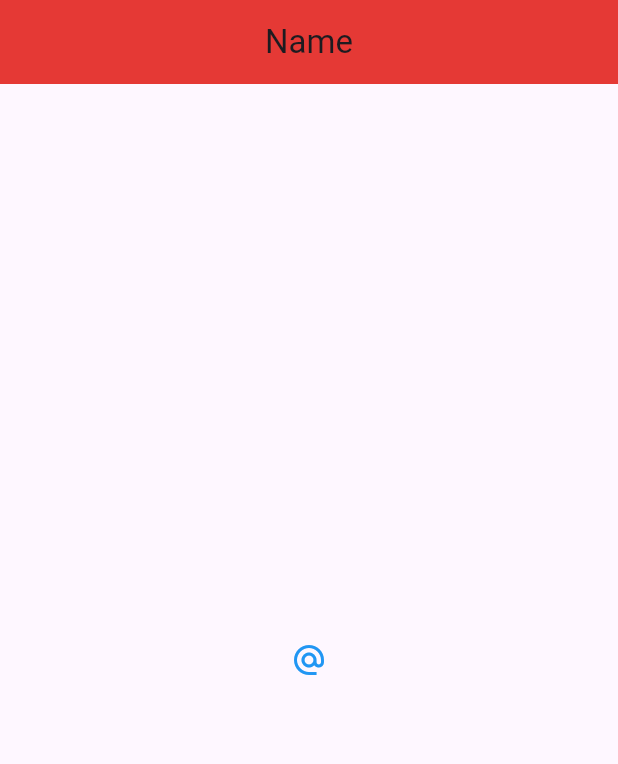
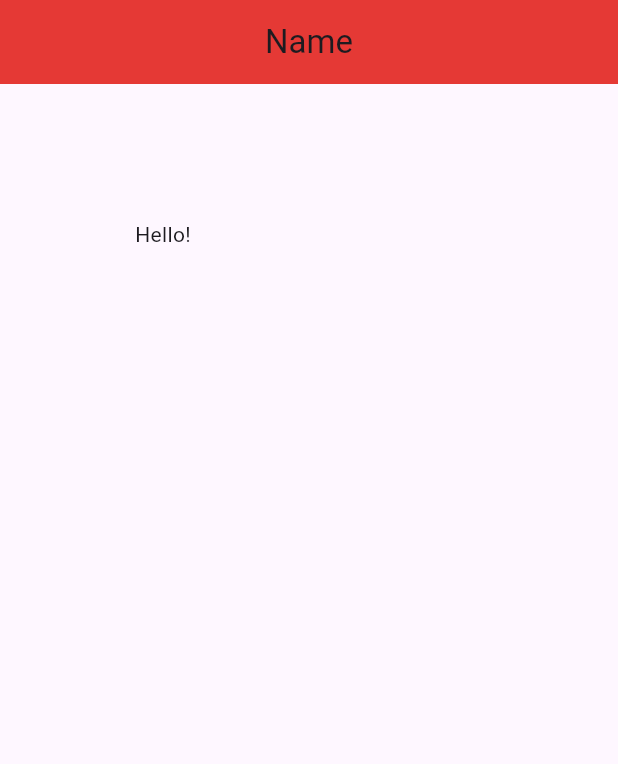
Before and after one commit to koggalage/Fultter_001, a Flutter app: the screen it shows after launch, on a phone screen of 412 x 824 dp. Shown: the top 764 px of the screen. Run offline on Flutter 3.47's test engine with Material 3 defaults, Android fonts, the phone set to English and light mode, and no system bars.

Commit message:
#Containers and Padding

```diff
--- a/lib/main.dart
+++ b/lib/main.dart
@@ -18,13 +18,27 @@ class Home extends StatelessWidget {
         centerTitle: true,
         backgroundColor: Colors.red[600],
       ),
-      body: Center(
-        child: IconButton(
-            color: Colors.blue,
-            onPressed: () {
-             // print('IconButton pressed!'); // Prints text to console
-            },
-            icon: const Icon(Icons.alternate_email))
+      body: const Padding(
+          padding: EdgeInsets.all(90.0),
+          child: Text('Hello!')
+      ),
+      // Container(
+      //   //padding: const EdgeInsets.all(20.0),
+      //   //padding: const EdgeInsets.symmetric(horizontal: 30.0, vertical: 10.0),
+      //   padding: const EdgeInsets.fromLTRB(10.0, 20.0, 30.0, 40.0),
+      //   margin: const EdgeInsets.all(30.0),
+      //   color: Colors.grey[400],
+      //   child: const Text('Hello!')
+      // ),
+
+
+      // Center(
+      //   child: IconButton(
+      //       color: Colors.blue,
+      //       onPressed: () {
+      //        // print('IconButton pressed!'); // Prints text to console
+      //       },
+      //       icon: const Icon(Icons.alternate_email))
         // child: TextButton.icon(
         //   onPressed: () {
         //   },
@@ -57,7 +71,7 @@ class Home extends StatelessWidget {
         //   ),
         // ),
 
-      ),
+      //),
       floatingActionButton: FloatingActionButton(
         onPressed: AboutDialog.new,
         backgroundColor: Colors.red[600],
```
